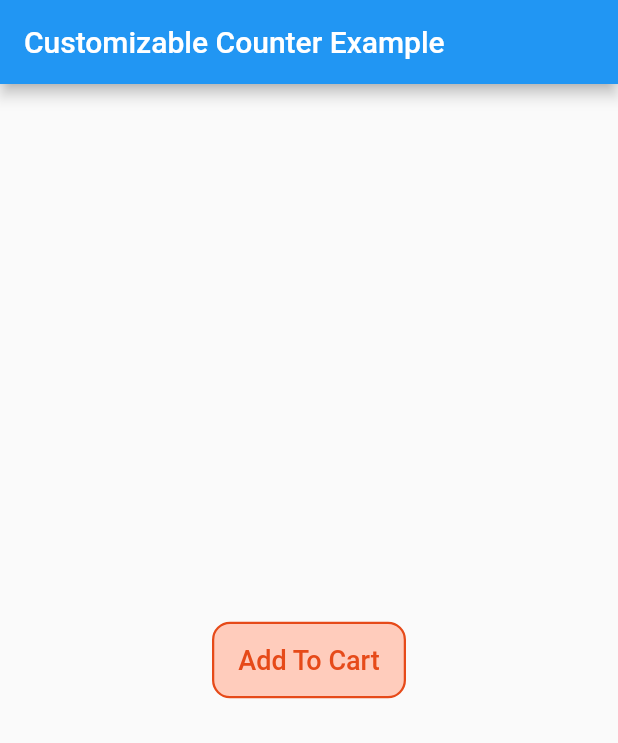
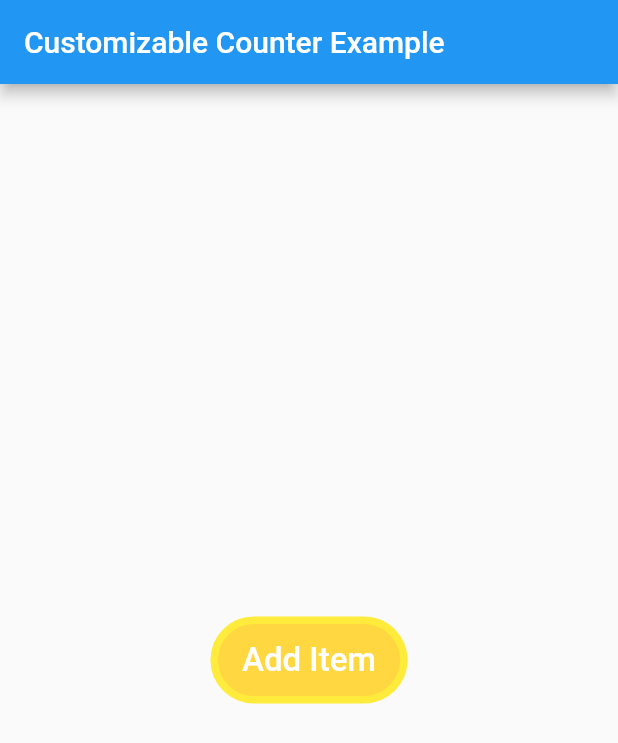
Before and after one commit to ihjohny/Customizable-Counter, a Flutter app: the screen it shows after launch, on a phone screen of 412 x 824 dp. Shown: the top 743 px of the screen. Run offline on Flutter 3.47's test engine with Material 2 defaults, Android fonts, the phone set to English and light mode, and no system bars.

```diff
--- a/example/lib/main.dart
+++ b/example/lib/main.dart
@@ -11,6 +11,7 @@ class MyApp extends StatelessWidget {
   @override
   Widget build(BuildContext context) {
     return MaterialApp(
+      debugShowCheckedModeBanner: false,
       title: 'Customizable Counter Example',
       theme: ThemeData(
         primarySwatch: Colors.blue,
@@ -38,22 +39,24 @@ class _MyHomePageState extends State<MyHomePage> {
       ),
       body: Center(
         child: CustomizableCounter(
-          borderColor: const Color(0xFFE64A19),
-          borderWidth: 1.5,
-          borderRadius: 12,
-          backgroundColor: const Color(0xFFFFCCBC),
-          buttonText: "Add To Cart",
-          textColor: const Color(0xFFE64A19),
-          textSize: 18,
+          borderColor: Colors.yellow,
+          borderWidth: 5,
+          borderRadius: 100,
+          backgroundColor: Colors.amberAccent,
+          buttonText: "Add Item",
+          textColor: Colors.white,
+          textSize: 22,
           count: 0,
+          step: 1,
+          minCount: 0,
           maxCount: 10,
           incrementIcon: const Icon(
-            Icons.text_increase,
-            color: Colors.yellowAccent,
+            Icons.add,
+            color: Colors.white,
           ),
           decrementIcon: const Icon(
-            Icons.text_decrease,
-            color: Colors.yellowAccent,
+            Icons.remove,
+            color: Colors.white,
           ),
           onCountChange: (count) {
             ScaffoldMessenger.of(context).showSnackBar(
--- a/lib/customizable_counter.dart
+++ b/lib/customizable_counter.dart
@@ -114,7 +114,7 @@ class _CustomizableCounterState extends State<CustomizableCounter> {
                 color: widget.borderColor ?? Theme.of(context).primaryColor,
                 width: widget.borderWidth ?? 2.0),
           ),
-          child: (mCount == 0) && widget.showButtonText
+          child: ((mCount <= widget.minCount) && widget.showButtonText)
               ? MaterialButton(
                   onPressed: () {
                     increment();
```
Also changed, not shown: sample/1.png (added), sample/10.png (added), sample/2.png (added), sample/3.png (added), sample/4.png (added), sample/5.png (added), sample/6.png (added), sample/7.png (added), sample/8.png (added), sample/9.png (added).
